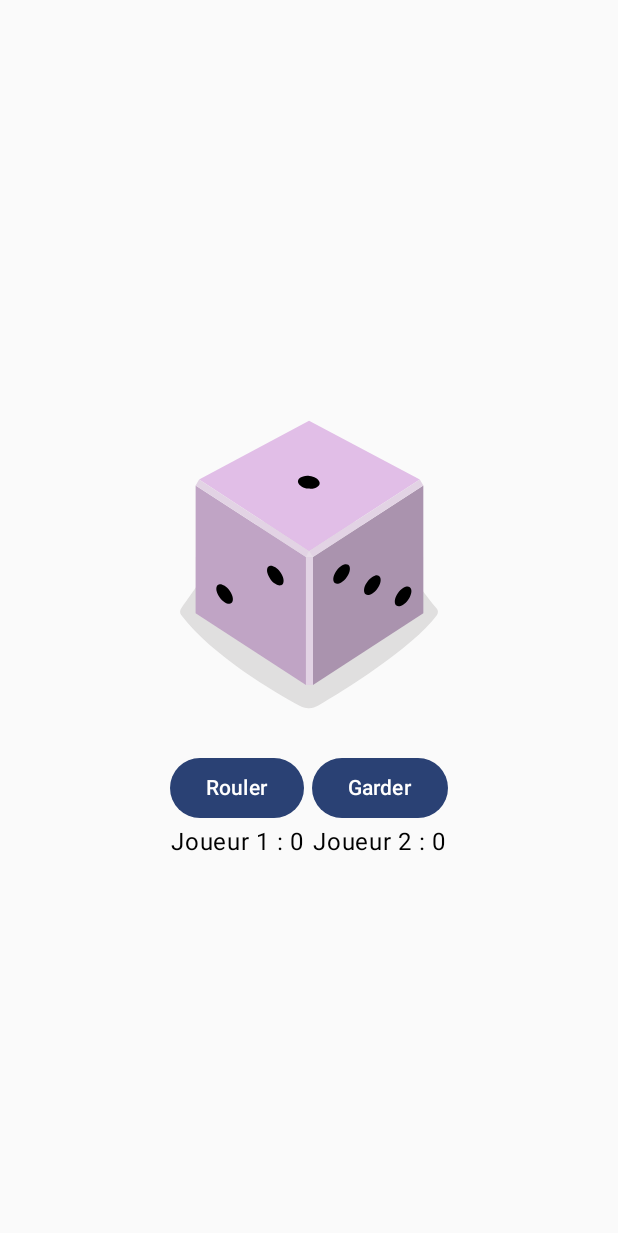
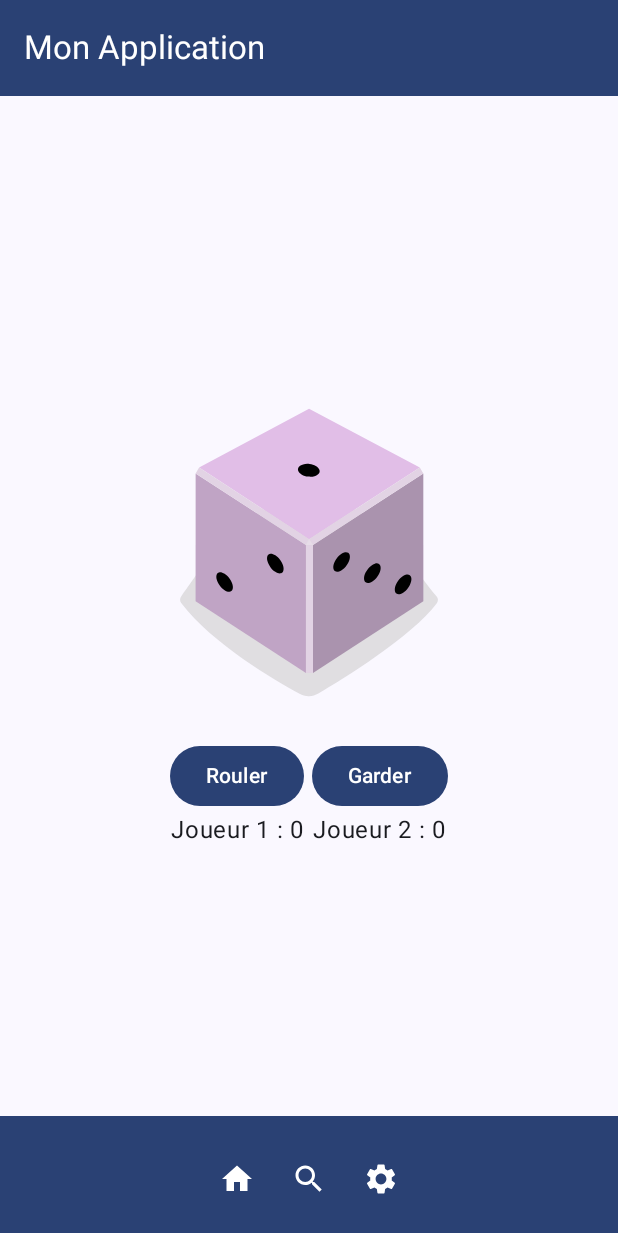
Before and after one commit to ArnaudSima/Session-5, an Android app built with Jetpack Compose: the screen it shows after launch (MainActivity), on a phone screen of 412 x 824 dp. Shown: the top 1233 px of the screen. Run offline under Robolectric (Android 15) with nearby library versions, the phone set to English and light mode, and no system bars.

Commit message:
exercice de

```diff
--- a/Application Mobile/Exercice4/app/src/main/java/com/example/myapplication/MainActivity.kt
+++ b/Application Mobile/Exercice4/app/src/main/java/com/example/myapplication/MainActivity.kt
@@ -11,8 +11,22 @@ import androidx.compose.foundation.layout.Column
 import androidx.compose.foundation.layout.Row
 import androidx.compose.foundation.layout.absolutePadding
 import androidx.compose.foundation.layout.fillMaxSize
+import androidx.compose.foundation.layout.fillMaxWidth
+import androidx.compose.foundation.layout.padding
+import androidx.compose.material.icons.Icons
+import androidx.compose.material.icons.filled.Home
+import androidx.compose.material.icons.filled.Search
+import androidx.compose.material.icons.filled.Settings
+import androidx.compose.material3.BottomAppBar
 import androidx.compose.material3.Button
+import androidx.compose.material3.ExperimentalMaterial3Api
+import androidx.compose.material3.Icon
+import androidx.compose.material3.IconButton
+import androidx.compose.material3.MaterialTheme
+import androidx.compose.material3.Scaffold
 import androidx.compose.material3.Text
+import androidx.compose.material3.TopAppBar
+import androidx.compose.material3.TopAppBarDefaults
 import androidx.compose.runtime.Composable
 import androidx.compose.runtime.getValue
 import androidx.compose.runtime.mutableIntStateOf
@@ -32,8 +46,7 @@ class MainActivity : ComponentActivity() {
         setContent {
             MyApplicationTheme {
                 Box() {
-                    JeuDe()
-                }
+                    ScaffoldExemple()                }
             }
         }
     }
@@ -46,10 +59,54 @@ fun Greeting(name: String, modifier: Modifier = Modifier) {
         modifier = modifier
     )
 }
+@OptIn(ExperimentalMaterial3Api::class)
+@Composable
+fun ScaffoldExemple() {
+    Scaffold(
+        topBar = {
+            TopAppBar(
+                title = { Text("Mon Application")
+                },
+                colors = TopAppBarDefaults.topAppBarColors(
+                    containerColor = MaterialTheme.colorScheme.primary,
+                    titleContentColor = MaterialTheme.colorScheme.onPrimary,
+                    actionIconContentColor = MaterialTheme.colorScheme.onPrimary
+                )
+            )
+        },
+        bottomBar = {
+            BottomAppBar(containerColor = MaterialTheme.colorScheme.primary,
+                contentColor = MaterialTheme.colorScheme.onPrimary) {
+                Row(modifier = Modifier.fillMaxWidth(),
+                    horizontalArrangement = Arrangement.Center) {
+                    IconButton(onClick = { /*Faire quelque chose*/ }) {
+                        Icon(Icons.Default.Home, contentDescription = "Accueil")
+                    }
+                    IconButton(onClick = { /*Faire quelque chose*/ }) {
+                        Icon(Icons.Default.Search, contentDescription = "Recherche")
+                    }
+                    IconButton(onClick = { /*Faire quelque chose*/ }) {
+                        Icon(Icons.Default.Settings, contentDescription = "Paramètres")
+                    }
+                }
+            }
+        }
+
+
+    ) { padding ->
+        Box(
+            modifier = Modifier
+                .fillMaxSize()
+                .padding(padding),
+            contentAlignment = Alignment.Center
+        ) {
+            JeuDe()
+        }
+    }
+}
 
 @Composable
-fun JeuDe() {
-    var scoreJoueur1 by remember { mutableIntStateOf(0) }
+fun JeuDe() {    var scoreJoueur1 by remember { mutableIntStateOf(0) }
     var scoreJoueur2 by remember { mutableIntStateOf(0) }
     var indiceListe by remember { mutableIntStateOf(0) }
     var indiceDuJoueurEnJeu by remember { mutableIntStateOf(0) }
```
Also changed, not shown: 1 other file.
